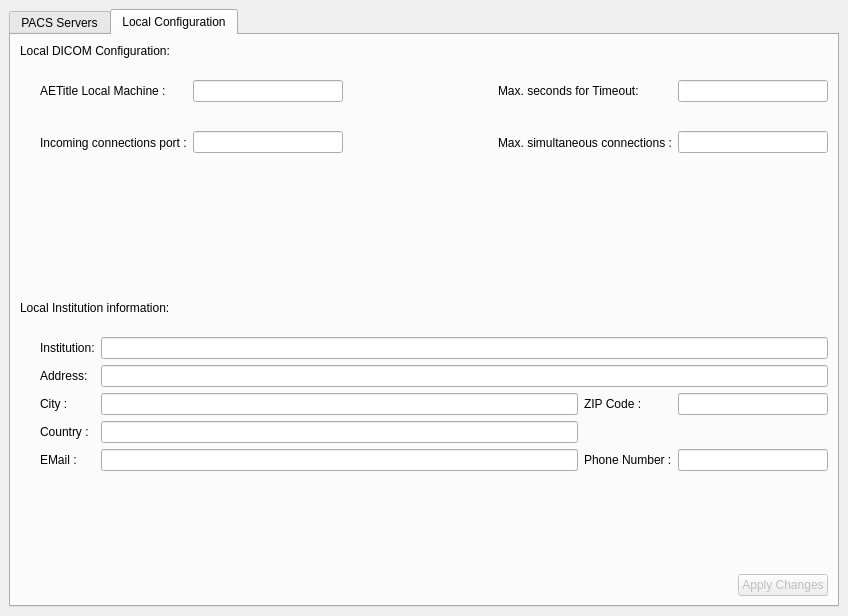
starviewer-medical/starviewer, file starviewer/src/inputoutput/qconfigurationscreenbase.ui: the form before one commit.
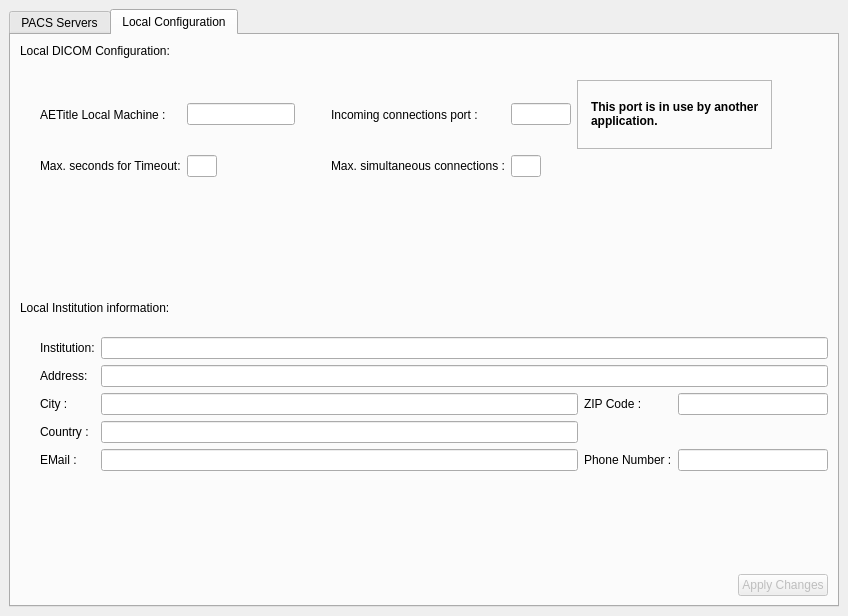
The form after the commit. The open tabs and pages were chosen to show the change. Icons and pictures are not drawn.

```diff
--- a/starviewer/src/inputoutput/qconfigurationscreenbase.ui
+++ b/starviewer/src/inputoutput/qconfigurationscreenbase.ui
@@ -29,14 +29,14 @@
   <property name="windowIcon" >
    <iconset resource="../main/main.qrc" >:/images/pacsServer.png</iconset>
   </property>
-  <layout class="QVBoxLayout" >
+  <layout class="QGridLayout" >
    <property name="margin" >
     <number>9</number>
    </property>
    <property name="spacing" >
     <number>6</number>
    </property>
-   <item>
+   <item row="0" column="0" >
     <widget class="QTabWidget" name="tabConfiguration" >
      <property name="sizePolicy" >
       <sizepolicy>
@@ -474,61 +474,14 @@
       <attribute name="title" >
        <string>Local Configuration</string>
       </attribute>
-      <layout class="QVBoxLayout" >
+      <layout class="QGridLayout" >
        <property name="margin" >
         <number>9</number>
        </property>
        <property name="spacing" >
         <number>6</number>
        </property>
-       <item>
-        <widget class="QLabel" name="label_15" >
-         <property name="text" >
-          <string>Local DICOM Configuration:</string>
-         </property>
-        </widget>
-       </item>
-       <item>
-        <spacer>
-         <property name="orientation" >
-          <enum>Qt::Vertical</enum>
-         </property>
-         <property name="sizeType" >
-          <enum>QSizePolicy::Preferred</enum>
-         </property>
-         <property name="sizeHint" >
-          <size>
-           <width>796</width>
-           <height>16</height>
-          </size>
-         </property>
-        </spacer>
-       </item>
-       <item>
-        <layout class="QHBoxLayout" >
-         <property name="margin" >
-          <number>0</number>
-         </property>
-         <property name="spacing" >
-          <number>6</number>
-         </property>
-         <item>
-          <spacer>
-           <property name="orientation" >
-            <enum>Qt::Horizontal</enum>
-           </property>
-           <property name="sizeType" >
-            <enum>QSizePolicy::Preferred</enum>
-           </property>
-           <property name="sizeHint" >
-            <size>
-             <width>20</width>
-             <height>20</height>
-            </size>
-           </property>
-          </spacer>
-         </item>
-         <item>
+       <item row="2" column="0" >
           <layout class="QGridLayout" >
            <property name="margin" >
             <number>0</number>
@@ -536,11 +489,11 @@
            <property name="spacing" >
             <number>6</number>
            </property>
-           <item row="1" column="0" >
-            <widget class="QLabel" name="textLabel6_5" >
+         <item row="0" column="4" >
+          <widget class="QLabel" name="textLabel6" >
              <property name="sizePolicy" >
               <sizepolicy>
-               <hsizetype>4</hsizetype>
+             <hsizetype>5</hsizetype>
                <vsizetype>3</vsizetype>
                <horstretch>0</horstretch>
                <verstretch>0</verstretch>
@@ -557,34 +510,26 @@
              </property>
             </widget>
            </item>
-           <item row="0" column="0" >
-            <widget class="QLabel" name="textLabel3_8" >
-             <property name="text" >
-              <string>AETitle Local Machine :</string>
-             </property>
-            </widget>
-           </item>
-           <item row="0" column="4" >
-            <widget class="QLineEdit" name="m_textTimeout" />
-           </item>
-           <item row="0" column="1" >
+         <item row="0" column="2" >
             <widget class="QLineEdit" name="m_textAETitleMachine" >
+           <property name="sizePolicy" >
+            <sizepolicy>
+             <hsizetype>5</hsizetype>
+             <vsizetype>0</vsizetype>
+             <horstretch>0</horstretch>
+             <verstretch>0</verstretch>
+            </sizepolicy>
+           </property>
              <property name="maxLength" >
               <number>16</number>
              </property>
             </widget>
            </item>
            <item row="1" column="4" >
-            <widget class="QLineEdit" name="m_textMaxConnections" />
-           </item>
-           <item row="1" column="1" >
-            <widget class="QLineEdit" name="m_textLocalPort" />
-           </item>
-           <item row="1" column="3" >
-            <widget class="QLabel" name="textLabel7_5" >
+          <widget class="QLabel" name="textLabel7" >
              <property name="sizePolicy" >
               <sizepolicy>
-               <hsizetype>3</hsizetype>
+             <hsizetype>5</hsizetype>
                <vsizetype>5</vsizetype>
                <horstretch>0</horstretch>
                <verstretch>0</verstretch>
@@ -595,31 +540,187 @@
              </property>
             </widget>
            </item>
-           <item row="0" column="3" >
-            <widget class="QLabel" name="textLabel5_5" >
+         <item row="0" column="6" >
+          <widget class="QFrame" name="m_warningFrameIncomingConnectionsPortInUse" >
+           <property name="sizePolicy" >
+            <sizepolicy>
+             <hsizetype>7</hsizetype>
+             <vsizetype>5</vsizetype>
+             <horstretch>0</horstretch>
+             <verstretch>0</verstretch>
+            </sizepolicy>
+           </property>
+           <property name="frameShape" >
+            <enum>QFrame::StyledPanel</enum>
+           </property>
+           <property name="frameShadow" >
+            <enum>QFrame::Raised</enum>
+           </property>
+           <layout class="QGridLayout" >
+            <property name="margin" >
+             <number>0</number>
+            </property>
+            <property name="spacing" >
+             <number>6</number>
+            </property>
+            <item row="0" column="0" >
+             <widget class="QLabel" name="label_16" >
+              <property name="sizePolicy" >
+               <sizepolicy>
+                <hsizetype>1</hsizetype>
+                <vsizetype>1</vsizetype>
+                <horstretch>0</horstretch>
+                <verstretch>0</verstretch>
+               </sizepolicy>
+              </property>
+              <property name="text" >
+               <string/>
+              </property>
+              <property name="pixmap" >
+               <pixmap resource="../main/main.qrc" >:/images/small-warning.png</pixmap>
+              </property>
+             </widget>
+            </item>
+            <item row="0" column="1" >
+             <widget class="QLabel" name="label_13" >
+              <property name="sizePolicy" >
+               <sizepolicy>
+                <hsizetype>7</hsizetype>
+                <vsizetype>7</vsizetype>
+                <horstretch>0</horstretch>
+                <verstretch>0</verstretch>
+               </sizepolicy>
+              </property>
+              <property name="minimumSize" >
+               <size>
+                <width>180</width>
+                <height>0</height>
+               </size>
+              </property>
+              <property name="text" >
+               <string>&lt;b>This port is in use by another application.&lt;/b></string>
+              </property>
+              <property name="wordWrap" >
+               <bool>true</bool>
+              </property>
+              <property name="indent" >
+               <number>-1</number>
+              </property>
+             </widget>
+            </item>
+           </layout>
+          </widget>
+         </item>
+         <item row="1" column="2" >
+          <widget class="QLineEdit" name="m_textTimeout" >
+           <property name="sizePolicy" >
+            <sizepolicy>
+             <hsizetype>5</hsizetype>
+             <vsizetype>0</vsizetype>
+             <horstretch>0</horstretch>
+             <verstretch>0</verstretch>
+            </sizepolicy>
+           </property>
+           <property name="maximumSize" >
+            <size>
+             <width>30</width>
+             <height>16777215</height>
+            </size>
+           </property>
+          </widget>
+         </item>
+         <item row="0" column="5" >
+          <widget class="QLineEdit" name="m_textLocalPort" >
+           <property name="maximumSize" >
+            <size>
+             <width>60</width>
+             <height>16777215</height>
+            </size>
+           </property>
+          </widget>
+         </item>
+         <item row="1" column="1" >
+          <widget class="QLabel" name="textLabel5" >
              <property name="text" >
               <string>Max. seconds for Timeout:</string>
              </property>
             </widget>
            </item>
-           <item row="0" column="2" >
+         <item rowspan="2" row="0" column="3" >
             <spacer>
              <property name="orientation" >
               <enum>Qt::Horizontal</enum>
              </property>
+           <property name="sizeType" >
+            <enum>QSizePolicy::Fixed</enum>
+           </property>
              <property name="sizeHint" >
               <size>
-               <width>40</width>
-               <height>20</height>
+             <width>30</width>
+             <height>61</height>
               </size>
              </property>
             </spacer>
            </item>
-          </layout>
+         <item row="0" column="1" >
+          <widget class="QLabel" name="textLabel3" >
+           <property name="text" >
+            <string>AETitle Local Machine :</string>
+           </property>
+          </widget>
          </item>
+         <item rowspan="2" row="0" column="0" >
+          <spacer>
+           <property name="orientation" >
+            <enum>Qt::Horizontal</enum>
+           </property>
+           <property name="sizeType" >
+            <enum>QSizePolicy::Preferred</enum>
+           </property>
+           <property name="sizeHint" >
+            <size>
+             <width>20</width>
+             <height>87</height>
+            </size>
+           </property>
+          </spacer>
+         </item>
+         <item row="1" column="5" >
+          <widget class="QLineEdit" name="m_textMaxConnections" >
+           <property name="maximumSize" >
+            <size>
+             <width>30</width>
+             <height>16777215</height>
+            </size>
+           </property>
+          </widget>
+         </item>
+         <item rowspan="2" row="0" column="7" >
+          <spacer>
+           <property name="orientation" >
+            <enum>Qt::Horizontal</enum>
+           </property>
+           <property name="sizeType" >
+            <enum>QSizePolicy::Expanding</enum>
+           </property>
+           <property name="sizeHint" >
+            <size>
+             <width>21</width>
+             <height>81</height>
+            </size>
+           </property>
+          </spacer>
+         </item>
         </layout>
        </item>
-       <item>
+       <item row="0" column="0" >
+        <widget class="QLabel" name="label_15" >
+         <property name="text" >
+          <string>Local DICOM Configuration:</string>
+         </property>
+        </widget>
+       </item>
+       <item row="3" column="0" >
         <spacer>
          <property name="orientation" >
           <enum>Qt::Horizontal</enum>
@@ -635,46 +736,62 @@
          </property>
         </spacer>
        </item>
+       <item row="9" column="0" >
+        <layout class="QHBoxLayout" >
+         <property name="margin" >
+          <number>0</number>
+         </property>
+         <property name="spacing" >
+          <number>6</number>
+         </property>
        <item>
         <spacer>
          <property name="orientation" >
-          <enum>Qt::Vertical</enum>
+            <enum>Qt::Horizontal</enum>
          </property>
          <property name="sizeType" >
           <enum>QSizePolicy::Expanding</enum>
          </property>
          <property name="sizeHint" >
           <size>
-           <width>796</width>
-           <height>30</height>
+             <width>81</width>
+             <height>20</height>
           </size>
          </property>
         </spacer>
        </item>
        <item>
-        <widget class="QLabel" name="label_14" >
+          <widget class="QPushButton" name="m_buttonApplyPacs" >
+           <property name="enabled" >
+            <bool>false</bool>
+           </property>
+           <property name="toolTip" >
+            <string>Apply changes</string>
+           </property>
+           <property name="layoutDirection" >
+            <enum>Qt::RightToLeft</enum>
+           </property>
          <property name="text" >
-          <string>Local Institution information:</string>
+            <string>Apply Changes</string>
          </property>
         </widget>
        </item>
-       <item>
+        </layout>
+       </item>
+       <item row="8" column="0" >
         <spacer>
          <property name="orientation" >
           <enum>Qt::Vertical</enum>
          </property>
-         <property name="sizeType" >
-          <enum>QSizePolicy::Preferred</enum>
-         </property>
          <property name="sizeHint" >
           <size>
-           <width>796</width>
-           <height>16</height>
+           <width>20</width>
+           <height>40</height>
           </size>
          </property>
         </spacer>
        </item>
-       <item>
+       <item row="7" column="0" >
         <layout class="QHBoxLayout" >
          <property name="margin" >
           <number>0</number>
@@ -835,60 +952,60 @@
          </item>
         </layout>
        </item>
-       <item>
+       <item row="6" column="0" >
         <spacer>
          <property name="orientation" >
           <enum>Qt::Vertical</enum>
          </property>
-         <property name="sizeHint" >
-          <size>
-           <width>20</width>
-           <height>40</height>
-          </size>
-         </property>
-        </spacer>
-       </item>
-       <item>
-        <layout class="QHBoxLayout" >
-         <property name="margin" >
-          <number>0</number>
-         </property>
-         <property name="spacing" >
-          <number>6</number>
-         </property>
-         <item>
-          <spacer>
-           <property name="orientation" >
-            <enum>Qt::Horizontal</enum>
-           </property>
            <property name="sizeType" >
-            <enum>QSizePolicy::Expanding</enum>
+          <enum>QSizePolicy::Preferred</enum>
            </property>
            <property name="sizeHint" >
             <size>
-             <width>81</width>
-             <height>20</height>
+           <width>796</width>
+           <height>16</height>
             </size>
            </property>
           </spacer>
          </item>
-         <item>
-          <widget class="QPushButton" name="m_buttonApplyPacs" >
-           <property name="enabled" >
-            <bool>false</bool>
-           </property>
-           <property name="toolTip" >
-            <string>Apply changes</string>
-           </property>
-           <property name="layoutDirection" >
-            <enum>Qt::RightToLeft</enum>
-           </property>
+       <item row="5" column="0" >
+        <widget class="QLabel" name="label_14" >
            <property name="text" >
-            <string>Apply Changes</string>
+          <string>Local Institution information:</string>
            </property>
           </widget>
          </item>
-        </layout>
+       <item row="4" column="0" >
+        <spacer>
+         <property name="orientation" >
+          <enum>Qt::Vertical</enum>
+         </property>
+         <property name="sizeType" >
+          <enum>QSizePolicy::Expanding</enum>
+         </property>
+         <property name="sizeHint" >
+          <size>
+           <width>796</width>
+           <height>30</height>
+          </size>
+         </property>
+        </spacer>
+       </item>
+       <item row="1" column="0" >
+        <spacer>
+         <property name="orientation" >
+          <enum>Qt::Vertical</enum>
+         </property>
+         <property name="sizeType" >
+          <enum>QSizePolicy::Preferred</enum>
+         </property>
+         <property name="sizeHint" >
+          <size>
+           <width>796</width>
+           <height>16</height>
+          </size>
+         </property>
+        </spacer>
        </item>
       </layout>
      </widget>
```
Lines whose indentation alone changed are shown as unchanged.
